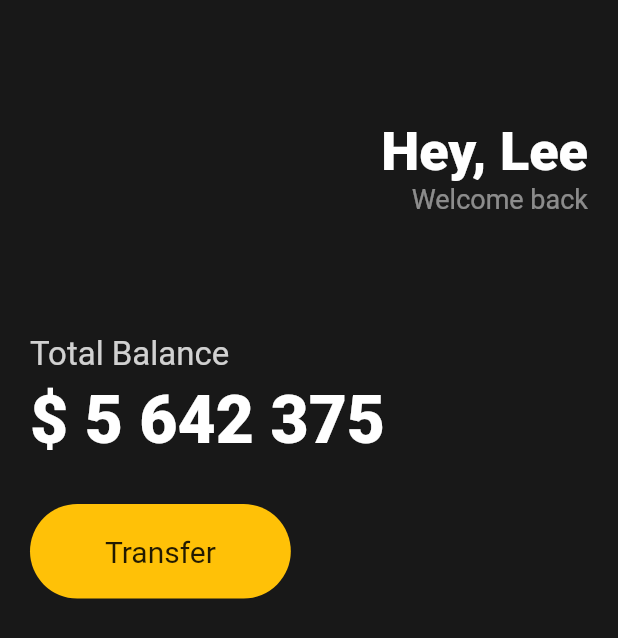
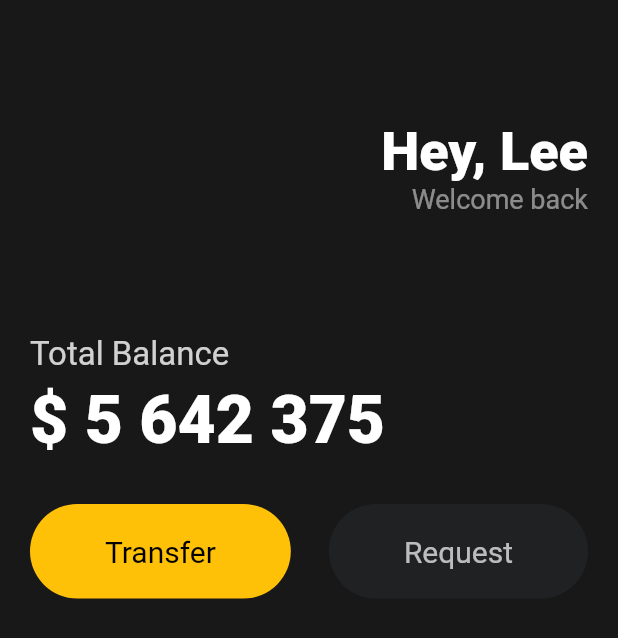
Before and after one commit to ezurno/flutter_ui, a Flutter app: the screen it shows after launch, on a phone screen of 412 x 824 dp. Shown: the top 638 px of the screen. Run offline on Flutter 3.47's test engine with Material 2 defaults, Android fonts, the phone set to English and light mode, and no system bars.

Commit message:
LEARN: reusable widget
1. 재사용이 가능한 widget을 만들어 코드의 재사용성을 높힘

2. class 형식으로 widget을 따로 만들어 constructor 에 값을 받아 사용

3. 다만 여기서 값을 동적으로 받는 경우 받는 부분에 const를 떼줘야 함

```diff
--- a/lib/main.dart
+++ b/lib/main.dart
@@ -1,7 +1,8 @@
 import 'package:flutter/material.dart';
+import 'package:flutter_motoons/widgets/button.dart';
 
 void main() {
-  runApp(App());
+  runApp(const App());
   // runApp 은 Widget을 args로 갖는다.
   // flutter 의 관점에서 Widget 이란 UI를 만드는 레고블럭 같은 것.
 }
@@ -76,27 +77,17 @@
               const SizedBox(
                 height: 30,
               ),
-              Row(
+              const Row(
+                mainAxisAlignment: MainAxisAlignment.spaceBetween,
                 children: [
-                  Container(
-                    // Container 는 div 와 비슷함 style을 줄땐 decoration으로 줌
-                    decoration: BoxDecoration(
-                      borderRadius: BorderRadius.circular(45),
-                      color: Colors.amber,
-                    ),
-                    child: const Padding(
-                      padding: EdgeInsets.symmetric(
-                        vertical: 20,
-                        horizontal: 50,
-                      ),
-                      child: Text(
-                        "Transfer",
-                        style: TextStyle(
-                          fontSize: 20,
-                        ),
-                      ),
-                    ),
-                  )
+                  Button(
+                      textColor: Colors.black,
+                      text: "Transfer",
+                      bgColor: Colors.amber),
+                  Button(
+                      textColor: Colors.white70,
+                      text: "Request",
+                      bgColor: Color(0xFF1F2123))
                 ],
               ),
             ],
--- /dev/null
+++ b/lib/widgets/button.dart
@@ -0,0 +1,40 @@
+import 'package:flutter/material.dart';
+
+class Button extends StatelessWidget {
+  // class 를 widget으로 바꿔주기 위한 extend
+  final Color textColor;
+  final String text;
+  final Color bgColor;
+
+  const Button(
+      {super.key,
+      required this.textColor,
+      required this.text,
+      required this.bgColor});
+
+  @override
+  Widget build(BuildContext context) {
+    // 모든 widget엔 bulid 가 존재해야함
+
+    return Container(
+      // Container 는 div 와 비슷함 style을 줄땐 decoration으로 줌
+      decoration: BoxDecoration(
+        borderRadius: BorderRadius.circular(45),
+        color: bgColor,
+      ),
+      child: Padding(
+        padding: const EdgeInsets.symmetric(
+          vertical: 20,
+          horizontal: 50,
+        ),
+        child: Text(
+          text,
+          style: TextStyle(
+            fontSize: 20,
+            color: textColor,
+          ),
+        ),
+      ),
+    );
+  }
+}
```
